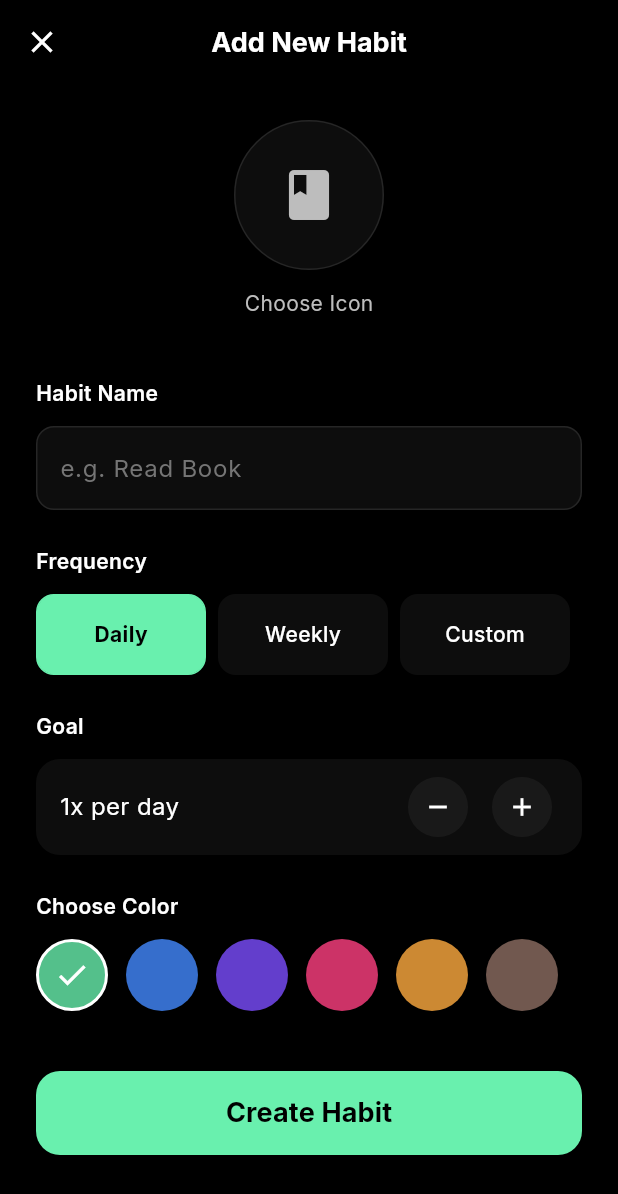
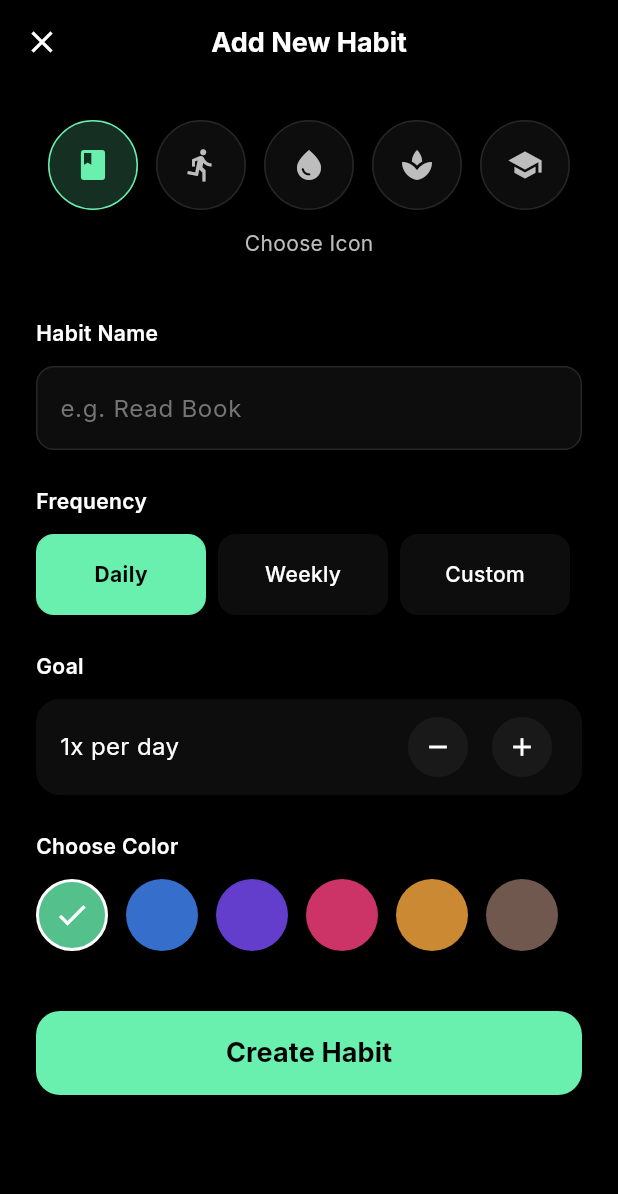
Before and after one commit to Talhakhalidawan/tudoo, a Flutter app: the AddHabitScreen screen opened directly, on a phone screen of 412 x 824 dp. Shown: the top 1194 px of the screen. Run offline on Flutter 3.47's test engine with Material 3 defaults, Android fonts, the phone set to English and light mode, and no system bars; our stand-ins replace flutter_riverpod, font_awesome_flutter, google_fonts, shared_preferences; accounts and stored records are empty.

Commit message:
Fix Color import bug and expand icon library

```diff
--- a/lib/providers/habit_provider.dart
+++ b/lib/providers/habit_provider.dart
@@ -1,4 +1,5 @@
 import 'dart:convert';
+import 'package:flutter/material.dart';
 import 'package:flutter_riverpod/flutter_riverpod.dart';
 import 'package:shared_preferences/shared_preferences.dart';
 import '../models/habit.dart';
--- a/lib/screens/add_habit_screen.dart
+++ b/lib/screens/add_habit_screen.dart
@@ -78,23 +78,57 @@ class _AddHabitScreenState extends ConsumerState<AddHabitScreen> {
             Center(
               child: Column(
                 children: [
-                  Container(
-                    width: 100,
-                    height: 100,
-                    decoration: BoxDecoration(
-                      shape: BoxShape.circle,
-                      color: Colors.white.withOpacity(0.05),
-                      border: Border.all(color: Colors.white.withOpacity(0.1)),
-                    ),
-                    child: Icon(
-                      _selectedIcon == 'book'
-                          ? Icons.book
-                          : _selectedIcon == 'workout'
-                          ? Icons.directions_run
-                          : Icons.water_drop,
-                      size: 40,
-                      color: Colors.grey.shade400,
-                    ),
+                  Wrap(
+                    spacing: 12,
+                    runSpacing: 12,
+                    children: ['book', 'workout', 'water', 'meditate', 'study']
+                        .map((iconKey) {
+                          final isSelected = _selectedIcon == iconKey;
+                          IconData iconData;
+                          switch (iconKey) {
+                            case 'workout':
+                              iconData = Icons.directions_run;
+                              break;
+                            case 'water':
+                              iconData = Icons.water_drop;
+                              break;
+                            case 'meditate':
+                              iconData = Icons.spa;
+                              break;
+                            case 'study':
+                              iconData = Icons.school;
+                              break;
+                            default:
+                              iconData = Icons.book;
+                          }
+
+                          return GestureDetector(
+                            onTap: () =>
+                                setState(() => _selectedIcon = iconKey),
+                            child: Container(
+                              width: 60,
+                              height: 60,
+                              decoration: BoxDecoration(
+                                shape: BoxShape.circle,
+                                color: isSelected
+                                    ? Colors.greenAccent.withOpacity(0.2)
+                                    : Colors.white.withOpacity(0.05),
+                                border: Border.all(
+                                  color: isSelected
+                                      ? Colors.greenAccent
+                                      : Colors.white.withOpacity(0.1),
+                                ),
+                              ),
+                              child: Icon(
+                                iconData,
+                                color: isSelected
+                                    ? Colors.greenAccent
+                                    : Colors.grey.shade400,
+                              ),
+                            ),
+                          );
+                        })
+                        .toList(),
                   ),
                   const SizedBox(height: 12),
                   Text(
--- a/lib/screens/home_screen.dart
+++ b/lib/screens/home_screen.dart
@@ -244,6 +244,8 @@ class HomeScreen extends ConsumerWidget {
                   if (habit.icon == 'workout')
                     hIcon = Icons.directions_run_rounded;
                   if (habit.icon == 'water') hIcon = Icons.water_drop_rounded;
+                  if (habit.icon == 'meditate') hIcon = Icons.spa_rounded;
+                  if (habit.icon == 'study') hIcon = Icons.school_rounded;
 
                   return GestureDetector(
                     onTap: () {
```
